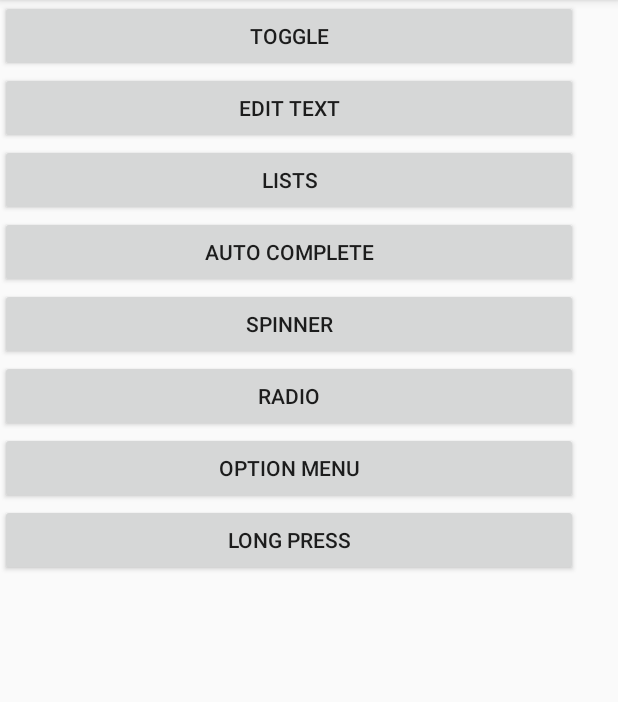
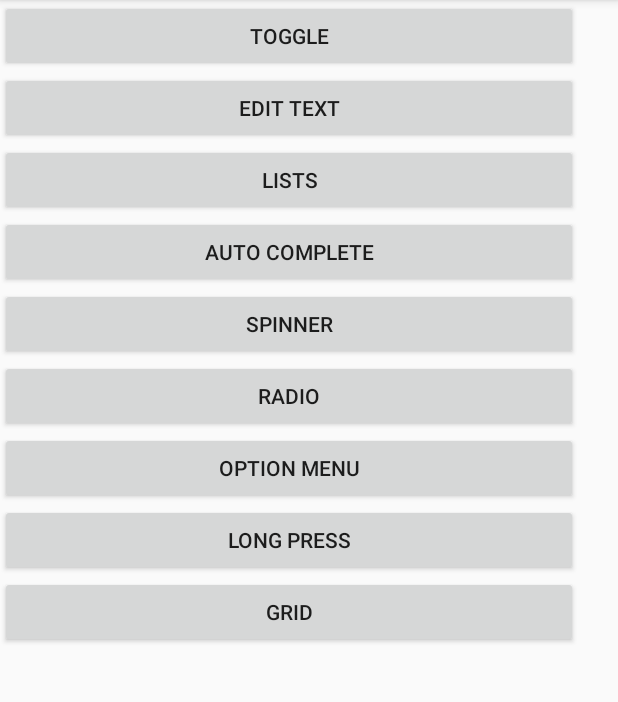
Before and after one commit to iarlenaquiles/EstudoAndroid, an Android app: the screen it shows after launch (MainActivity), on a phone screen of 412 x 824 dp, the part 84-786 px from its top. Run offline under Robolectric (Android 15) with nearby library versions, the phone set to English and light mode, and no system bars.

Commit message:
Criando a activity do grid

```diff
--- a/app/src/main/AndroidManifest.xml
+++ b/app/src/main/AndroidManifest.xml
@@ -47,6 +47,10 @@
         <activity
             android:name=".LongPressActivity"
             android:label="@string/title_activity_long_press"
+            android:theme="@style/AppTheme.NoActionBar" />
+        <activity
+            android:name=".GridActivity"
+            android:label="@string/title_activity_grid"
             android:theme="@style/AppTheme.NoActionBar"></activity>
     </application>
 
--- a/app/src/main/java/com/example/iarlenaquiles/estudoandroid/MainActivity.java
+++ b/app/src/main/java/com/example/iarlenaquiles/estudoandroid/MainActivity.java
@@ -11,13 +11,7 @@ import android.widget.Button;
 
 public class MainActivity extends AppCompatActivity {
 
-    private Button btnToggle;
-    private Button btnEditText;
-    private Button btnList;
-    private Button btnAutoComplete;
-    private Button btnSpinner;
-    private Button btnRadio;
-    private Button btnOption, btnLongPress;
+    private Button btnToggle, btnEditText, btnList, btnAutoComplete, btnSpinner, btnRadio, btnOption, btnLongPress, btnGrid;
 
     @Override
     protected void onCreate(Bundle savedInstanceState) {
@@ -31,6 +25,7 @@ public class MainActivity extends AppCompatActivity {
         addListenerOnButtonRadio();
         addListenerOnButtonOption();
         addListenerOnButtonLongPress();
+        addListenerOnButtonGrid();
 
     }
 
@@ -129,4 +124,15 @@ public class MainActivity extends AppCompatActivity {
         });
     }
 
+    public void addListenerOnButtonGrid(){
+        btnGrid = (Button) findViewById(R.id.btnGrid);
+
+        btnGrid.setOnClickListener(new View.OnClickListener() {
+            public void onClick(View v) {
+                Intent it = new Intent(MainActivity.this, GridActivity.class);
+                startActivity(it);
+            }
+        });
+    }
+
 }
--- a/app/src/main/res/layout/activity_main.xml
+++ b/app/src/main/res/layout/activity_main.xml
@@ -58,6 +58,12 @@
             android:layout_height="wrap_content"
             android:text="Long Press" />
 
+        <Button
+            android:id="@+id/btnGrid"
+            android:layout_width="385dp"
+            android:layout_height="wrap_content"
+            android:text="Grid" />
+
     </LinearLayout>
 
 </android.support.constraint.ConstraintLayout>
--- /dev/null
+++ b/app/src/main/res/values-w820dp/dimens.xml
@@ -0,0 +1,6 @@
+<resources>
+    <!-- Example customization of dimensions originally defined in res/values/dimens.xml
+         (such as screen margins) for screens with more than 820dp of available width. This
+         would include 7" and 10" devices in landscape (~960dp and ~1280dp respectively). -->
+    <dimen name="activity_horizontal_margin">64dp</dimen>
+</resources>
--- a/app/src/main/res/values/dimens.xml
+++ b/app/src/main/res/values/dimens.xml
@@ -1,3 +1,7 @@
 <resources>
     <dimen name="fab_margin">16dp</dimen>
+    <!-- Default screen margins, per the Android Design guidelines. -->
+    <dimen name="activity_horizontal_margin">16dp</dimen>
+    <dimen name="activity_vertical_margin">16dp</dimen>
+    <dimen name="appbar_padding_top">8dp</dimen>
 </resources>
```
Also changed, not shown: app/src/main/java/com/example/iarlenaquiles/estudoandroid/GridActivity.java (added, +45 -0 lines), app/src/main/res/layout/activity_grid.xml (added, +11 -0 lines), app/src/main/res/layout/content_grid.xml (added, +11 -0 lines), app/src/main/res/values/strings.xml (+7 -0 lines).
